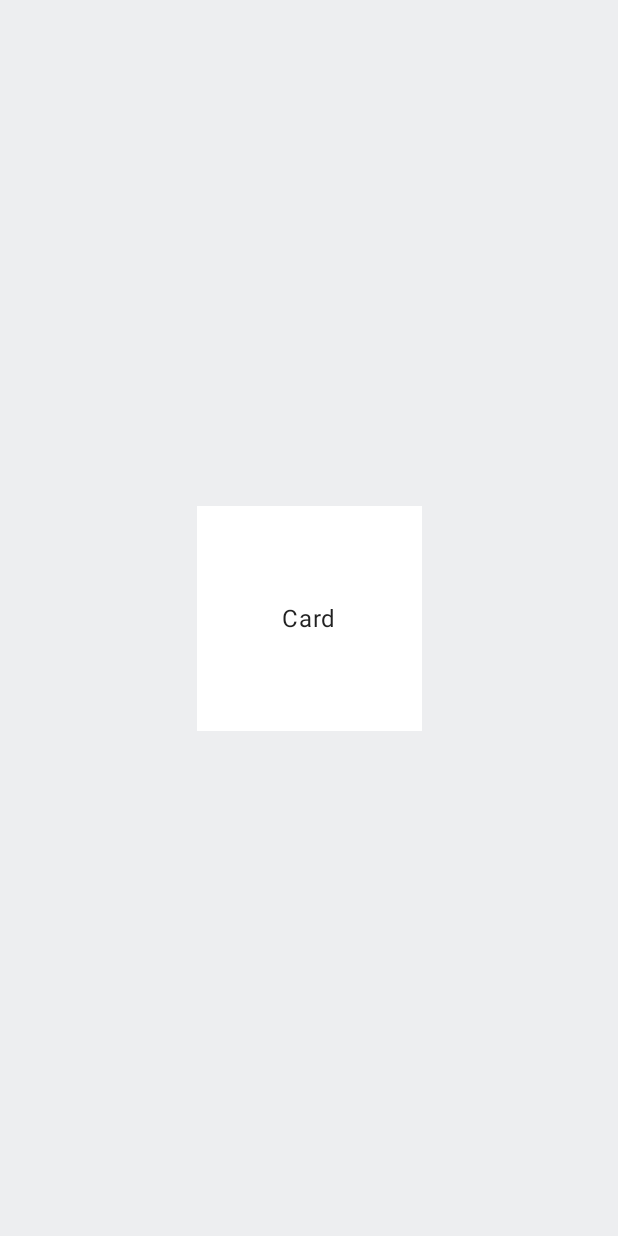
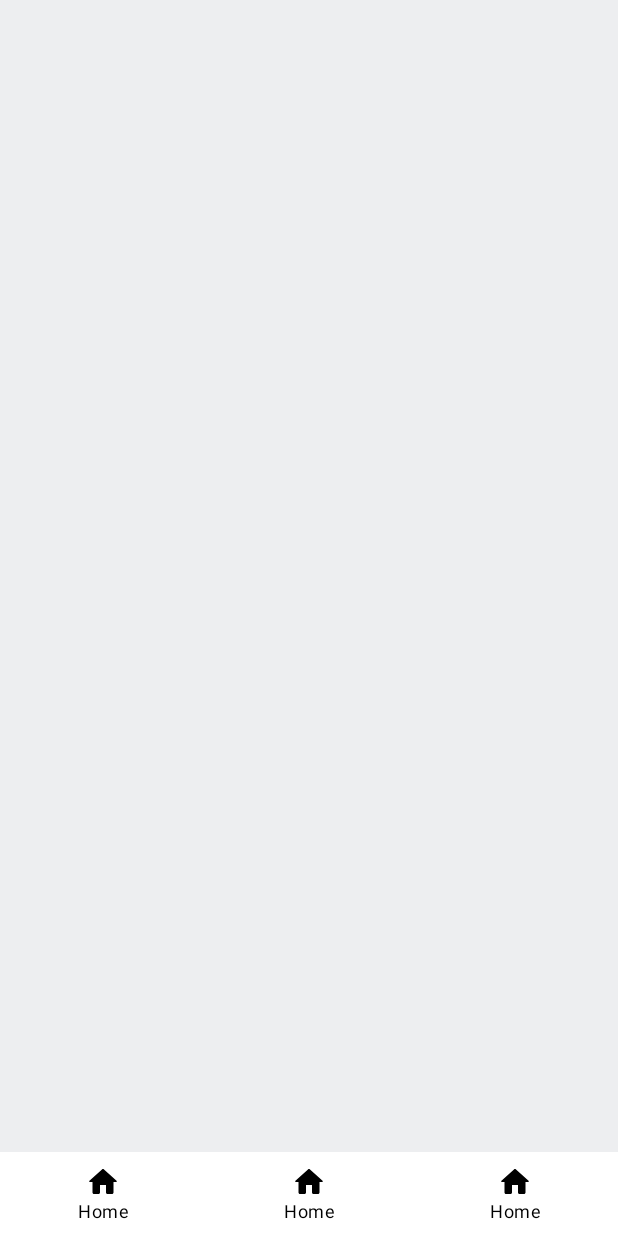
Before and after one commit to s44khin/PassMan, an Android app built with Jetpack Compose: the screen it shows after launch (MainActivity), on a phone screen of 412 x 824 dp. Run offline under Robolectric (Android 15) with nearby library versions, the light colour scheme and no system bars.

Commit message:
bottom nav

```diff
--- a/app/src/main/kotlin/com/s44khin/passman/MainActivity.kt
+++ b/app/src/main/kotlin/com/s44khin/passman/MainActivity.kt
@@ -4,36 +4,54 @@ import android.os.Bundle
 import androidx.activity.ComponentActivity
 import androidx.activity.compose.setContent
 import androidx.compose.foundation.background
-import androidx.compose.foundation.layout.Box
+import androidx.compose.foundation.layout.Column
+import androidx.compose.foundation.layout.Spacer
 import androidx.compose.foundation.layout.fillMaxSize
-import androidx.compose.foundation.layout.size
+import androidx.compose.material.Icon
 import androidx.compose.material.Text
-import androidx.compose.ui.Alignment
+import androidx.compose.material.icons.Icons
+import androidx.compose.material.icons.rounded.Home
 import androidx.compose.ui.Modifier
-import androidx.compose.ui.unit.dp
+import androidx.core.view.WindowCompat
 import com.s44khin.uikit.theme.AppTheme
+import com.s44khin.uikit.widgets.BottomNav
+import com.s44khin.uikit.widgets.BottomNavItem
 
 class MainActivity : ComponentActivity() {
 
     override fun onCreate(savedInstanceState: Bundle?) {
         super.onCreate(savedInstanceState)
+        WindowCompat.setDecorFitsSystemWindows(window, false)
 
         setContent {
             AppTheme {
-                Box(
+                Column(
                     modifier = Modifier
                         .fillMaxSize()
                         .background(color = AppTheme.colors.rootBackground)
                 ) {
-                    Box(
-                        modifier = Modifier
-                            .background(AppTheme.colors.background)
-                            .align(Alignment.Center)
-                            .size(150.dp)
-                    ) {
-                        Text(
-                            modifier = Modifier.align(Alignment.Center),
-                            text = "Card"
+                    Spacer(modifier = Modifier.weight(1f))
+
+                    BottomNav {
+                        BottomNavItem(
+                            selected = true,
+                            icon = Icons.Rounded.Home,
+                            label = "Home",
+                            onClick = {}
+                        )
+
+                        BottomNavItem(
+                            selected = true,
+                            icon = Icons.Rounded.Home,
+                            label = "Home",
+                            onClick = {}
+                        )
+
+                        BottomNavItem(
+                            selected = true,
+                            icon = Icons.Rounded.Home,
+                            label = "Home",
+                            onClick = {}
                         )
                     }
                 }
--- /dev/null
+++ b/uikit/src/main/kotlin/com/s44khin/uikit/widgets/BottomNav.kt
@@ -0,0 +1,53 @@
+package com.s44khin.uikit.widgets
+
+import androidx.compose.foundation.background
+import androidx.compose.foundation.layout.Row
+import androidx.compose.foundation.layout.RowScope
+import androidx.compose.foundation.layout.fillMaxWidth
+import androidx.compose.foundation.layout.height
+import androidx.compose.foundation.layout.navigationBarsPadding
+import androidx.compose.foundation.selection.selectableGroup
+import androidx.compose.material.BottomNavigationItem
+import androidx.compose.material.Icon
+import androidx.compose.material.Surface
+import androidx.compose.material.Text
+import androidx.compose.runtime.Composable
+import androidx.compose.ui.Modifier
+import androidx.compose.ui.graphics.vector.ImageVector
+import androidx.compose.ui.unit.dp
+import com.s44khin.uikit.theme.AppTheme
+
+private val BottomNavigationHeight = 56.dp
+
+@Composable
+fun BottomNav(content: @Composable RowScope.() -> Unit) {
+    Surface(elevation = 0.dp) {
+        Row(
+            modifier = Modifier
+                .background(color = AppTheme.colors.background)
+                .navigationBarsPadding()
+                .fillMaxWidth()
+                .height(BottomNavigationHeight)
+                .selectableGroup()
+
+        ) {
+            content()
+        }
+    }
+}
+
+@Composable
+fun RowScope.BottomNavItem(
+    selected: Boolean,
+    label: String,
+    icon: ImageVector,
+    onClick: () -> Unit,
+) {
+    BottomNavigationItem(
+        selected = selected,
+        label = { Text(text = label) },
+        icon = { Icon(imageVector = icon, contentDescription = icon.name) },
+        alwaysShowLabel = false,
+        onClick = onClick,
+    )
+}
```
